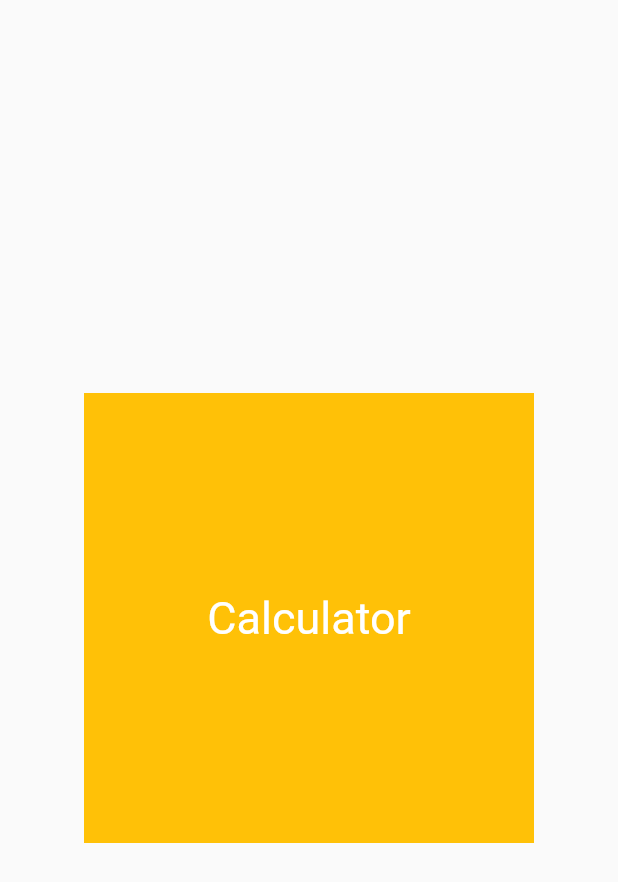
After one commit to anoop-ananthan/samayakuri2, a Flutter app: the Calculator screen opened directly, on a phone screen of 412 x 824 dp. The commit adds this screen. Shown: the top 882 px of the screen. Run offline on Flutter 3.47's test engine with Material 2 defaults, Android fonts, the phone set to English and light mode, and no system bars; our stand-ins replace flare_flutter, toast; network calls fail.

```diff
--- a/lib/main.dart
+++ b/lib/main.dart
@@ -2,7 +2,7 @@ import 'package:flutter/material.dart';
 import 'package:provider/provider.dart';
 import 'package:samayakuri2/screens/home_screen.dart';
 import 'package:samayakuri2/screens/login/login.dart';
-import 'package:samayakuri2/screens/profile.dart';
+// import 'package:samayakuri2/screens/profile/profile.dart';
 import 'package:samayakuri2/screens/splash_screen.dart';
 import 'package:samayakuri2/screens/time_calc.dart';
 import 'package:samayakuri2/screens/users_list.dart';
@@ -15,7 +15,7 @@ void main() => runApp(
         routes: {
           '/home': (context) => HomeScreen(),
           '/splash': (context) => SplashScreen(),
-          '/profile': (context) => ProfileScreen(),
+          // '/profile': (context) => ProfileScreen(),
           '/time_calc': (context) => TimeCalculatorScreen(),
           '/users_list': (context) => ChangeNotifierProvider(
                 child: UsersListScreen(),
--- /dev/null
+++ b/lib/screens/profile/time_calculator.dart
@@ -0,0 +1,20 @@
+import 'package:flutter/material.dart';
+
+class Calculator extends StatelessWidget {
+  @override
+  Widget build(BuildContext context) {
+    return Scaffold(
+      body: Center(
+          child: Container(
+        alignment: Alignment.center,
+        height: 300,
+        width: 300,
+        child: Text(
+          "Calculator",
+          style: TextStyle(color: Colors.white, fontSize: 30),
+        ),
+        color: Colors.amber,
+      )),
+    );
+  }
+}
```
Also changed, not shown: lib/models/user.dart (+24 -1 lines), lib/screens/profile.dart (deleted, +0 -8 lines), lib/screens/profile/profile.dart (added, +63 -0 lines), lib/screens/profile/punch_log.dart (added, +20 -0 lines), lib/screens/profile/timing.dart (added, +20 -0 lines), lib/screens/users_list.dart (+10 -0 lines).
